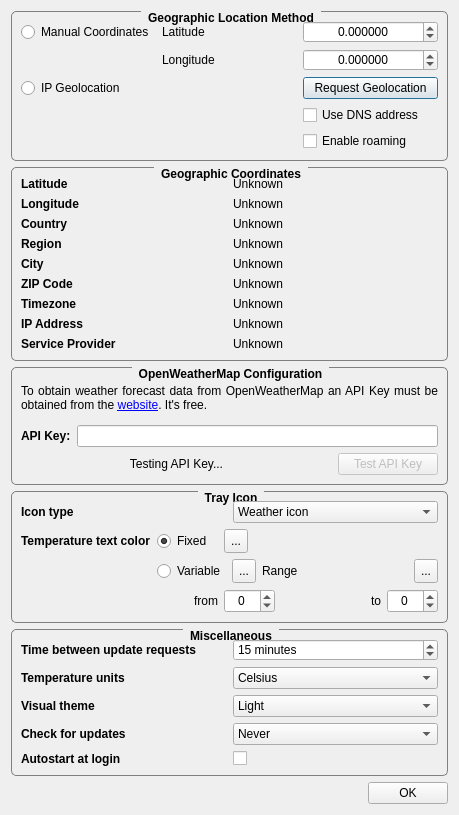
Above: ConfigurationDialog.ui from FelixdelasPozas/TrayWeather before the change. Below: the same form after it.
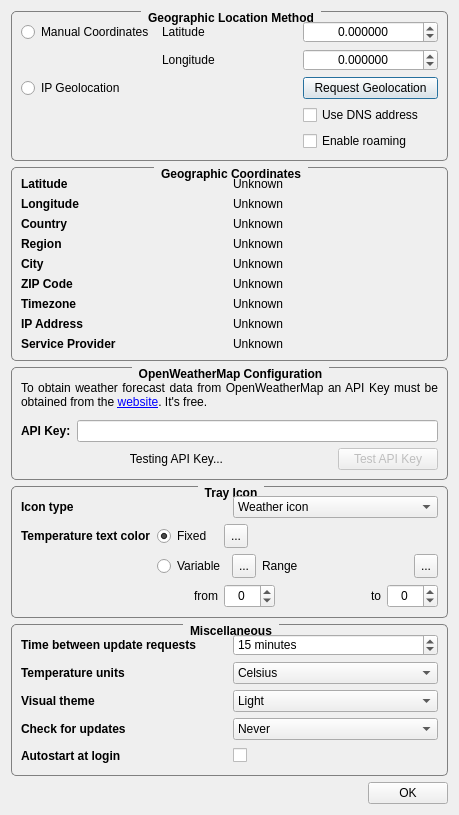
That is the form after the change. Icons and pictures are not drawn.

Commit message: Fix: temp value could go outside specified range in tray icon configuration. Config dialog aesthetic changes.

```diff
--- a/ConfigurationDialog.ui
+++ b/ConfigurationDialog.ui
@@ -842,6 +842,12 @@
         </property>
         <item row="0" column="0">
          <widget class="QLabel" name="label_12">
+          <property name="minimumSize">
+           <size>
+            <width>0</width>
+            <height>20</height>
+           </size>
+          </property>
           <property name="font">
            <font>
             <weight>75</weight>
@@ -871,6 +877,12 @@
         </item>
         <item row="1" column="0">
          <widget class="QLabel" name="label_13">
+          <property name="minimumSize">
+           <size>
+            <width>0</width>
+            <height>20</height>
+           </size>
+          </property>
           <property name="font">
            <font>
             <weight>75</weight>
@@ -884,6 +896,12 @@
         </item>
         <item row="2" column="0">
          <widget class="QLabel" name="label_14">
+          <property name="minimumSize">
+           <size>
+            <width>0</width>
+            <height>20</height>
+           </size>
+          </property>
           <property name="font">
            <font>
             <weight>75</weight>
@@ -911,6 +929,12 @@
         </item>
         <item row="3" column="0">
          <widget class="QLabel" name="label_17">
+          <property name="minimumSize">
+           <size>
+            <width>0</width>
+            <height>20</height>
+           </size>
+          </property>
           <property name="font">
            <font>
             <weight>75</weight>
@@ -973,7 +997,7 @@
           <property name="minimumSize">
            <size>
             <width>0</width>
-            <height>0</height>
+            <height>20</height>
            </size>
           </property>
           <property name="font">
```
The commit also changes 4 other files.
